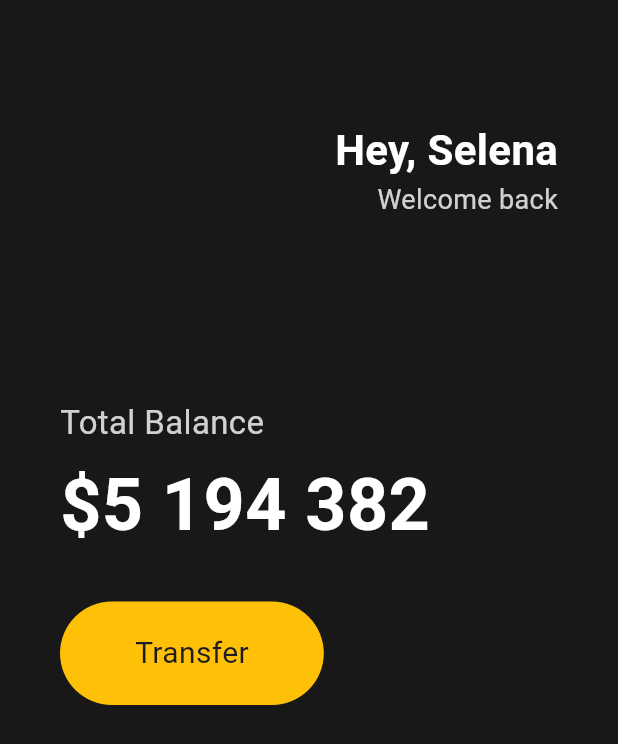
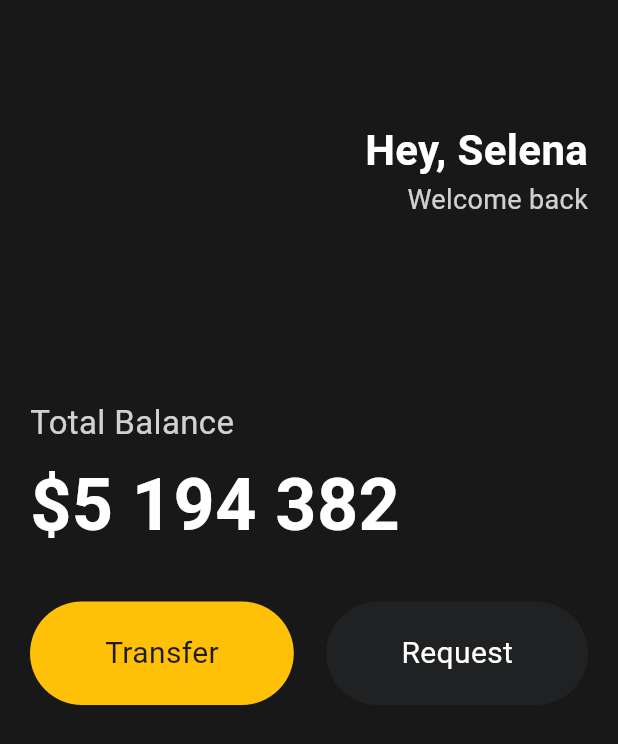
Before and after one commit to yoonpunk/toonflix, a Flutter app: the screen it shows after launch, on a phone screen of 412 x 824 dp. Shown: the top 744 px of the screen. Run offline on Flutter 3.47's test engine with Material 3 defaults, Android fonts, the phone set to English and light mode, and no system bars.

Commit message:
중단 Request 버튼 추가

```diff
--- a/lib/main.dart
+++ b/lib/main.dart
@@ -16,7 +16,7 @@ class App extends StatelessWidget {
       home: Scaffold(
         backgroundColor: const Color(0xFF181818),
         body: Padding(
-          padding: const EdgeInsets.symmetric(horizontal: 40),
+          padding: const EdgeInsets.symmetric(horizontal: 20),
           child: Column(
             crossAxisAlignment: CrossAxisAlignment.start,
             children: [
@@ -70,6 +70,7 @@ class App extends StatelessWidget {
                 height: 30,
               ),
               Row(
+                mainAxisAlignment: MainAxisAlignment.spaceBetween,
                 children: [
                   Container(
                     decoration: BoxDecoration(
@@ -88,6 +89,25 @@ class App extends StatelessWidget {
                         ),
                       ),
                     ),
+                  ),
+                  Container(
+                    decoration: BoxDecoration(
+                      color: const Color(0xFF1F2123),
+                      borderRadius: BorderRadius.circular(45),
+                    ),
+                    child: const Padding(
+                      padding: EdgeInsets.symmetric(
+                        vertical: 20,
+                        horizontal: 50,
+                      ),
+                      child: Text(
+                        'Request',
+                        style: TextStyle(
+                          color: Colors.white,
+                          fontSize: 20,
+                        ),
+                      ),
+                    ),
                   )
                 ],
               )
```
